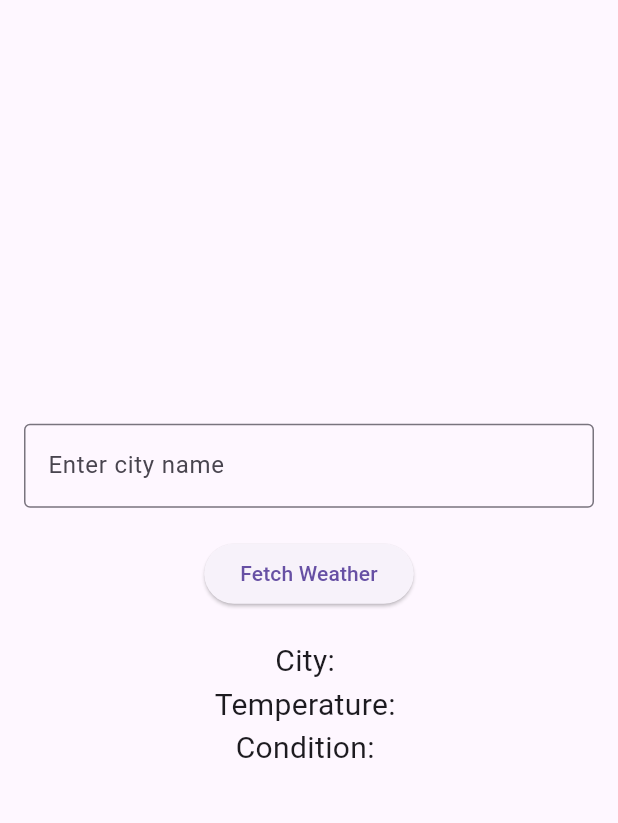
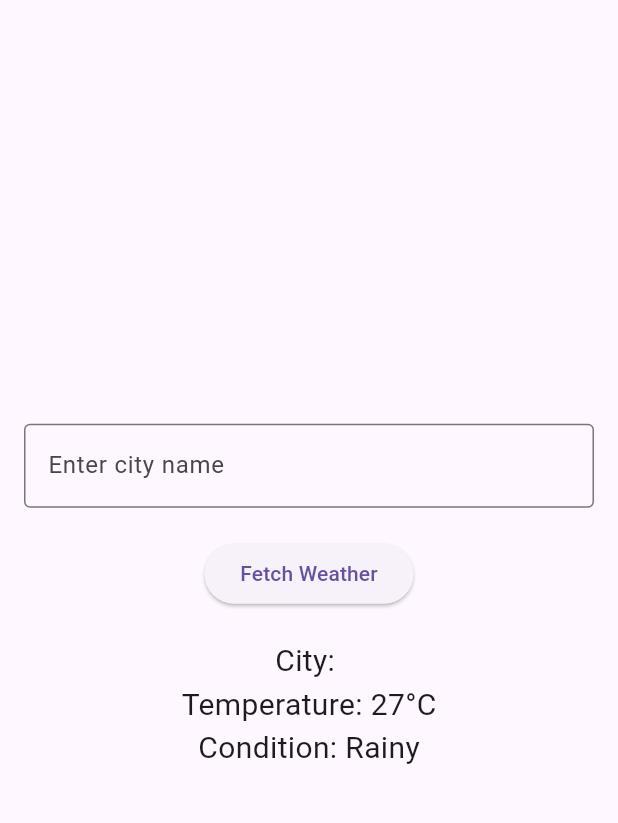
Before and after one commit to abdulmujeeb4ahmed/weather_info_app, a Flutter app: the screen it shows after launch, after a tap on "Fetch Weather", on a phone screen of 412 x 824 dp, the part 63-886 px from its top. Run offline on Flutter 3.47's test engine with Material 3 defaults, Android fonts, the phone set to English and light mode, and no system bars.

Commit message:
Simulated weather data for input city

```diff
--- a/lib/main.dart
+++ b/lib/main.dart
@@ -1,3 +1,4 @@
+import 'dart:math';
 import 'package:flutter/material.dart';
 
 void main() {
@@ -21,6 +22,20 @@ class WeatherHomePage extends StatefulWidget {
 
 class _WeatherHomePageState extends State<WeatherHomePage> {
   final TextEditingController _cityController = TextEditingController();
+  String city = "";
+  String temperature = "";
+  String condition = "";
+
+  void fetchWeatherData() {
+    final List<String> conditions = ['Sunny', 'Cloudy', 'Rainy'];
+    final Random random = Random();
+
+    setState(() {
+      city = _cityController.text;
+      temperature = "${15 + random.nextInt(16)}°C";
+      condition = conditions[random.nextInt(conditions.length)];
+    });
+  }
 
   @override
   Widget build(BuildContext context) {
@@ -40,13 +55,13 @@ class _WeatherHomePageState extends State<WeatherHomePage> {
             ),
             SizedBox(height: 20),
             ElevatedButton(
-              onPressed: () {},
+              onPressed: fetchWeatherData,
               child: Text('Fetch Weather'),
             ),
             SizedBox(height: 20),
-            Text('City: ', style: TextStyle(fontSize: 20)),
-            Text('Temperature: ', style: TextStyle(fontSize: 20)),
-            Text('Condition: ', style: TextStyle(fontSize: 20)),
+            Text('City: $city', style: TextStyle(fontSize: 20)),
+            Text('Temperature: $temperature', style: TextStyle(fontSize: 20)),
+            Text('Condition: $condition', style: TextStyle(fontSize: 20)),
           ],
         ),
       ),
```
